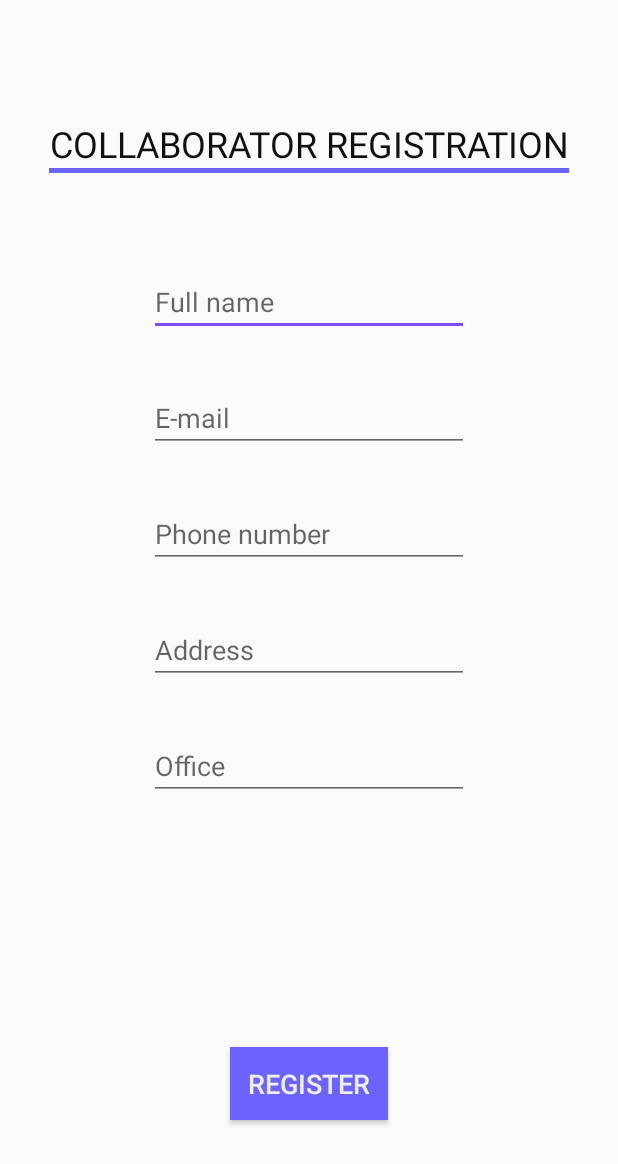
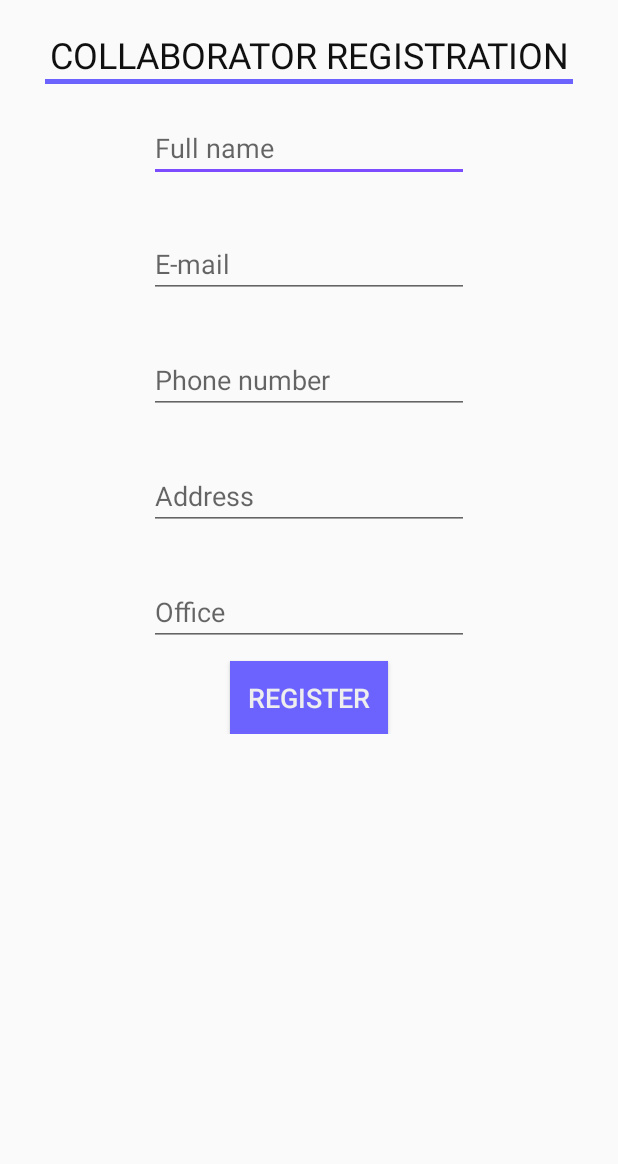
Before and after one commit to infolab-club/cyclestarter-android, an Android app: the screen it shows after launch (RegistrationActivity), after a tap on "COLLABORATOR REGISTRATION", on a phone screen of 412 x 824 dp. Shown: the top 1164 px of the screen. Run offline under Robolectric (Android 15) with nearby library versions, the phone set to English and light mode, and no system bars.

Commit message:
Some requests were added

```diff
--- /dev/null
+++ b/app/src/main/java/com/infolab/ecohack/FirstActivity.java
@@ -0,0 +1,43 @@
+package com.infolab.ecohack;
+
+import androidx.appcompat.app.AppCompatActivity;
+
+import android.content.Intent;
+import android.os.Bundle;
+import android.view.View;
+import android.widget.Button;
+
+/**
+ * Стартовая активити для волонтёра.
+ * @author Глеб Новиков
+ */
+public class FirstActivity extends AppCompatActivity {
+    @Override
+    protected void onCreate(Bundle savedInstanceState) {
+        super.onCreate(savedInstanceState);
+        setContentView(R.layout.activity_first);
+        /* Инициализация активити. */
+        initializeActivity();
+    }
+
+    /**
+     * Метод инициализации необходимых компонентов.
+     */
+    private void initializeActivity() {
+        /* Кнопка добавления сотрудника. */
+        Button buttonRegistration = findViewById(R.id.buttonCollaboratorRegistration);
+        buttonRegistration.setOnClickListener(onClickCollaboratorRegistration);
+    }
+
+    private View.OnClickListener onClickCollaboratorRegistration = new View.OnClickListener() {
+        @Override
+        public void onClick(View v) {
+            /* Переход на активити добавления сотрудника. */
+            Intent intent = new Intent(FirstActivity.this,
+                    RegistrationActivity.class);
+            startActivity(intent);
+        }
+    };
+
+
+}
--- a/app/src/main/java/com/infolab/ecohack/VolunteerActivity.java
+++ b/app/src/main/java/com/infolab/ecohack/VolunteerActivity.java
@@ -2,40 +2,32 @@ package com.infolab.ecohack;
 
 import androidx.appcompat.app.AppCompatActivity;
 
-import android.content.Intent;
+import android.app.Dialog;
 import android.os.Bundle;
-import android.view.View;
-import android.widget.Button;
 
-/**
- * Стартовая активити для волонтёра.
- * @author Глеб Новиков
- */
+import com.infolab.ecohack.retrofit.RetrofitTransactions;
+
+import butterknife.ButterKnife;
+import butterknife.OnClick;
+
 public class VolunteerActivity extends AppCompatActivity {
+
     @Override
     protected void onCreate(Bundle savedInstanceState) {
         super.onCreate(savedInstanceState);
         setContentView(R.layout.activity_volunteer);
-        /* Инициализация активити. */
-        initializeActivity();
+        ButterKnife.bind(this);
     }
 
-    /**
-     * Метод инициализации необходимых компонентов.
-     */
-    private void initializeActivity() {
-        /* Кнопка добавления сотрудника. */
-        Button buttonRegistration = findViewById(R.id.buttonCollaboratorRegistration);
-        buttonRegistration.setOnClickListener(onClickCollaboratorRegistration);
+
+
+    @OnClick(R.id.btnCallServices)
+    public void onClickCallService() {
+        RetrofitTransactions.getInstance().fillBox(1, this);
     }
 
-    private View.OnClickListener onClickCollaboratorRegistration = new View.OnClickListener() {
-        @Override
-        public void onClick(View v) {
-            /* Переход на активити добавления сотрудника. */
-            Intent intent = new Intent(VolunteerActivity.this,
-                    RegistrationActivity.class);
-            startActivity(intent);
-        }
-    };
+    @OnClick(R.id.btnReady)
+    public void onClickBoxCleared() {
+        RetrofitTransactions.getInstance().clearBox(1, this);
+    }
 }
--- a/app/src/main/java/com/infolab/ecohack/retrofit/Collaborator.java
+++ b/app/src/main/java/com/infolab/ecohack/retrofit/Collaborator.java
@@ -25,6 +25,8 @@ public class Collaborator {
     @SerializedName("room")
     private String office;
 
+    public Collaborator() {}
+
     public Collaborator(String fullName, String email, String phoneNumber, String address,
                         String office) {
         this.fullName = fullName;
@@ -51,6 +53,7 @@ public class Collaborator {
     }
 
     public String getPhoneNumber() {
+        if (phoneNumber == null) return "";
         return phoneNumber;
     }
 
--- a/app/src/main/res/layout/activity_registration.xml
+++ b/app/src/main/res/layout/activity_registration.xml
@@ -1,49 +1,47 @@
 <?xml version="1.0" encoding="utf-8"?>
-<androidx.constraintlayout.widget.ConstraintLayout xmlns:android="http://schemas.android.com/apk/res/android"
-    xmlns:app="http://schemas.android.com/apk/res-auto"
+
+<ScrollView
     xmlns:tools="http://schemas.android.com/tools"
+    xmlns:android="http://schemas.android.com/apk/res/android"
     android:layout_width="match_parent"
     android:layout_height="match_parent"
-    tools:context=".RegistrationActivity">
+    android:orientation="vertical">
+
+    <LinearLayout
+        android:layout_width="match_parent"
+        android:layout_height="wrap_content"
+        android:orientation="vertical"
+        android:gravity="center">
 
         <TextView
             android:id="@+id/textHeaderRegistration"
             android:layout_width="wrap_content"
             android:layout_height="wrap_content"
+            android:layout_marginTop="20dp"
             android:text="@string/collaborator_registration"
             android:textAlignment="center"
             android:textAllCaps="true"
             android:textColor="@color/black"
-        android:textSize="24sp"
-        app:layout_constraintBottom_toBottomOf="parent"
-        app:layout_constraintLeft_toLeftOf="parent"
-        app:layout_constraintRight_toRightOf="parent"
-        app:layout_constraintTop_toTopOf="parent"
-        app:layout_constraintVertical_bias="0.1" />
+            android:textSize="24sp"/>
 
         <View
             android:id="@+id/lineHeaderRegistration"
-        android:layout_width="0dp"
+            android:layout_width="match_parent"
             android:layout_height="3dp"
-        android:background="@color/base"
-        app:layout_constraintEnd_toEndOf="@+id/textHeaderRegistration"
-        app:layout_constraintStart_toStartOf="@+id/textHeaderRegistration"
-        app:layout_constraintTop_toBottomOf="@+id/textHeaderRegistration" />
+            android:layout_marginStart="30dp"
+            android:layout_marginEnd="30dp"
+            android:background="@color/base" />
 
         <EditText
             android:id="@+id/inputFullName"
             android:layout_width="wrap_content"
             android:layout_height="wrap_content"
+            android:layout_marginTop="20dp"
             android:autofillHints=""
             android:ems="10"
             android:hint="@string/full_name"
             android:inputType="textPersonName"
             android:textColor="@color/black"
-        app:layout_constraintBottom_toBottomOf="parent"
-        app:layout_constraintEnd_toEndOf="parent"
-        app:layout_constraintStart_toStartOf="parent"
-        app:layout_constraintTop_toTopOf="@+id/lineHeaderRegistration"
-        app:layout_constraintVertical_bias="0.1"
             tools:targetApi="o" />
 
         <EditText
@@ -56,11 +54,6 @@
             android:hint="@string/email"
             android:inputType="textEmailAddress"
             android:textColor="@color/black"
-        app:layout_constraintBottom_toBottomOf="parent"
-        app:layout_constraintEnd_toEndOf="parent"
-        app:layout_constraintStart_toStartOf="parent"
-        app:layout_constraintTop_toBottomOf="@+id/inputFullName"
-        app:layout_constraintVertical_bias="0"
             tools:targetApi="o" />
 
         <EditText
@@ -73,11 +66,6 @@
             android:hint="@string/phone_number"
             android:inputType="phone"
             android:textColor="@color/black"
-        app:layout_constraintBottom_toBottomOf="parent"
-        app:layout_constraintEnd_toEndOf="parent"
-        app:layout_constraintStart_toStartOf="parent"
-        app:layout_constraintTop_toBottomOf="@+id/inputEmail"
-        app:layout_constraintVertical_bias="0"
             tools:targetApi="o" />
 
         <EditText
@@ -90,11 +78,6 @@
             android:hint="@string/address"
             android:inputType="textPersonName"
             android:textColor="@color/black"
-        app:layout_constraintBottom_toBottomOf="parent"
-        app:layout_constraintEnd_toEndOf="parent"
-        app:layout_constraintStart_toStartOf="parent"
-        app:layout_constraintTop_toBottomOf="@+id/inputPhoneNumber"
-        app:layout_constraintVertical_bias="0"
             tools:targetApi="o" />
 
         <EditText
@@ -107,11 +90,6 @@
             android:hint="@string/office"
             android:inputType="textPersonName"
             android:textColor="@color/black"
-        app:layout_constraintBottom_toBottomOf="parent"
-        app:layout_constraintEnd_toEndOf="parent"
-        app:layout_constraintStart_toStartOf="parent"
-        app:layout_constraintTop_toBottomOf="@+id/inputAddress"
-        app:layout_constraintVertical_bias="0"
             tools:targetApi="o" />
 
         <Button
@@ -119,14 +97,11 @@
             android:layout_width="wrap_content"
             android:layout_height="wrap_content"
             android:background="@color/base"
+            android:layout_marginTop="10dp"
             android:padding="12dp"
             android:text="@string/register"
             android:textColor="@color/white"
-        android:textSize="18sp"
-        app:layout_constraintBottom_toBottomOf="parent"
-        app:layout_constraintEnd_toEndOf="parent"
-        app:layout_constraintStart_toStartOf="parent"
-        app:layout_constraintTop_toTopOf="parent"
-        app:layout_constraintVertical_bias="0.9" />
+            android:textSize="18sp"/>
 
-</androidx.constraintlayout.widget.ConstraintLayout>
+    </LinearLayout>
+</ScrollView>
--- a/app/src/main/res/values/colors.xml
+++ b/app/src/main/res/values/colors.xml
@@ -5,6 +5,7 @@
     <color name="colorAccent">#7C4DFF</color>
 
     <color name="base">#6C63FF</color>
+    <color name="dark_blue">#140F65</color>
     <color name="black">#101010</color>
     <color name="white">#EEEEEE</color>
 </resources>
--- a/app/src/main/res/values/strings.xml
+++ b/app/src/main/res/values/strings.xml
@@ -13,4 +13,7 @@
     <string name="fail_message">Please try again later.</string>
     <string name="ok" translatable="false">Ok</string>
     <string name="result">Result</string>
+    <string name="collaborator">Collaborator</string>
+    <string name="clear">Clear</string>
+    <string name="ready">Ready</string>
 </resources>
```
Also changed, not shown: app/build.gradle (+14 -5 lines), app/src/main/AndroidManifest.xml (+5 -3 lines), app/src/main/java/com/infolab/ecohack/RegistrationActivity.java (+8 -29 lines), app/src/main/java/com/infolab/ecohack/ResultActivity.java (+13 -3 lines), app/src/main/java/com/infolab/ecohack/retrofit/ApiService.java (+11 -1 lines), app/src/main/res/layout/activity_first.xml (added, +47 -0 lines), app/src/main/res/layout/activity_volunteer.xml (+47 -31 lines), 1 other file. Lines whose indentation alone changed are shown as unchanged.
